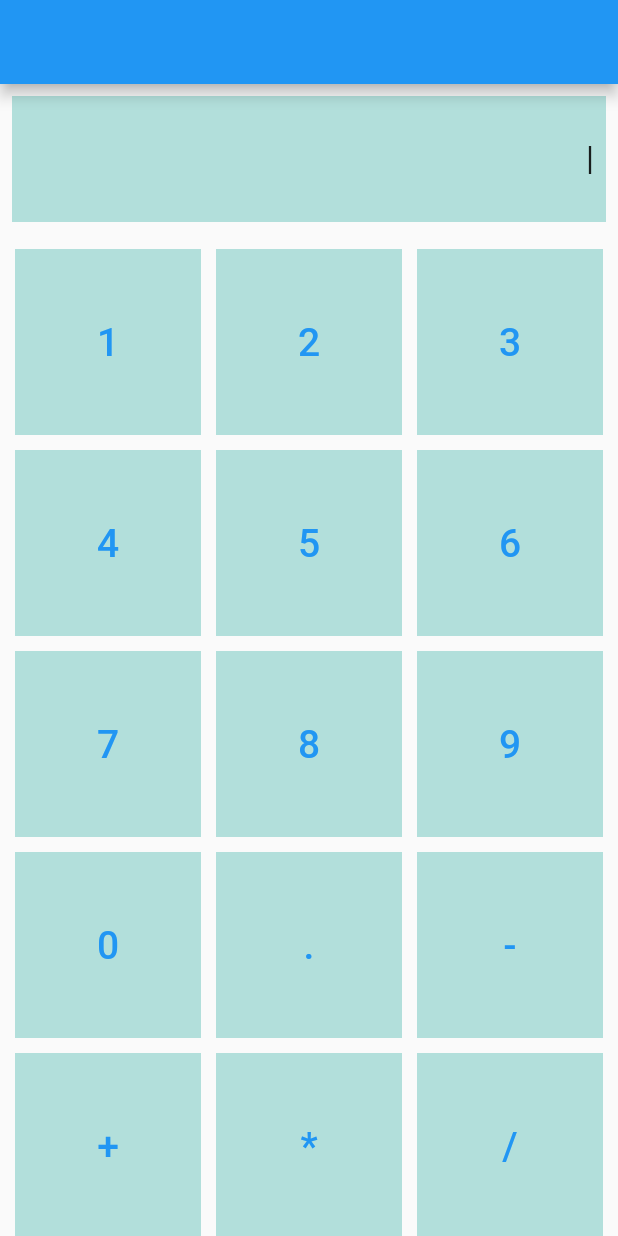
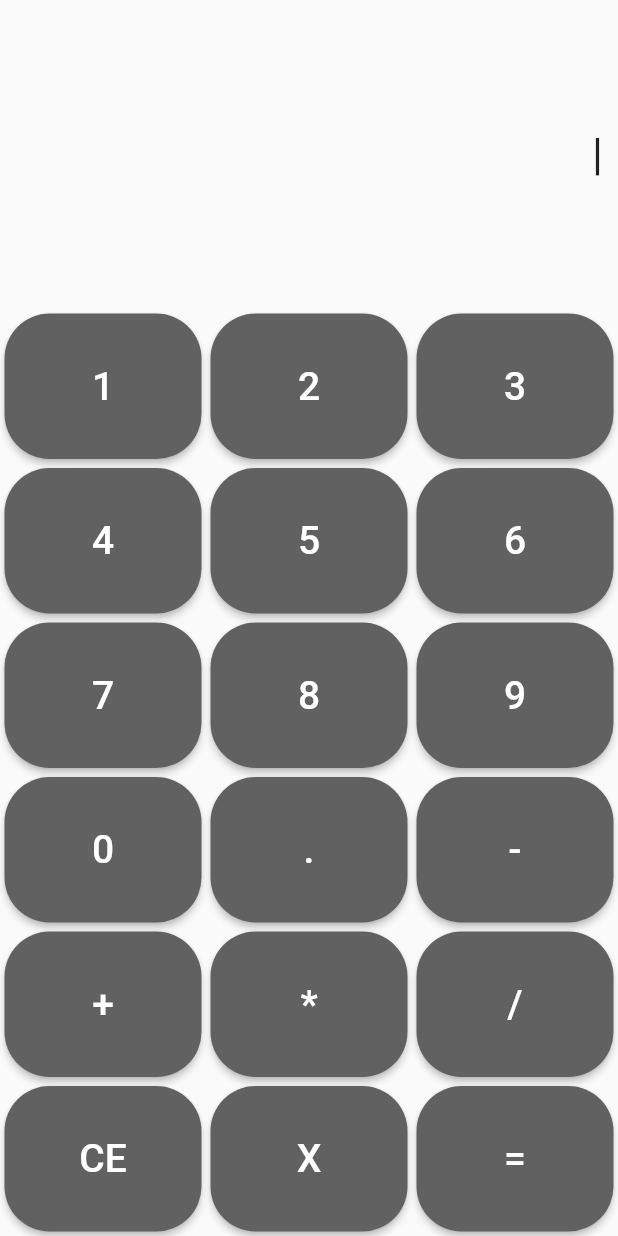
Before and after one commit to autour89/calc, a Flutter app: the screen it shows after launch, on a phone screen of 412 x 824 dp. Run offline on Flutter 3.47's test engine with Material 2 defaults, Android fonts, the phone set to English and light mode, and no system bars.

Commit message:
updated calc face

```diff
--- a/lib/screens/home_vscreen.dart
+++ b/lib/screens/home_vscreen.dart
@@ -1,6 +1,8 @@
 import 'package:flutter/material.dart';
 import 'package:provider/provider.dart';
+import 'package:quiver/iterables.dart';
 import '../blocs/home_bloc.dart';
+import '../screens/styles/extensions.dart';
 
 class HomePage extends StatefulWidget {
   HomePage({Key key}) : super(key: key);
@@ -14,44 +16,54 @@ class _HomePageState extends State<HomePage> {
   Widget build(BuildContext context) {
     var bloc = context.read<HomeBloc>();
     return Scaffold(
-        appBar: AppBar(),
+        backgroundColor: Colors.grey[310],
         body: SafeArea(
-            child: Column(
-                crossAxisAlignment: CrossAxisAlignment.start,
-                mainAxisSize: MainAxisSize.min,
-                children: [
-              SizedBox(
-                  width: double.infinity,
-                  height: 100,
+            child: Column(children: [
+          Expanded(
+              flex: 1,
               child: Container(
-                      margin: const EdgeInsets.all(8),
-                      padding: const EdgeInsets.all(8),
+                  padding: const EdgeInsets.all(10),
                   child: Align(
                       alignment: Alignment.centerRight,
+                      child: FittedBox(
                         child: Text(
                           context.watch<HomeBloc>().outputText,
-                            style: TextStyle(fontSize: 22),
+                          style: TextStyle(fontSize: 30),
+                        ),
                       )),
-                      color: Colors.teal[100])),
+                  color: Colors.transparent)),
           Expanded(
-                  child: GridView.count(
-                      crossAxisCount: 3,
-                      padding: EdgeInsets.all(10),
-                      primary: false,
-                      crossAxisSpacing: 10,
-                      mainAxisSpacing: 10,
+              flex: 3,
+              child: Column(
                 children: [
-                    ...bloc.models.map((m) => Container(
-                        padding: const EdgeInsets.all(8),
-                        child: TextButton(
+                  ...partition(bloc.models, 3).map((e) => Expanded(
+                        child: Row(
+                          children: [
+                            ...e.map(
+                              (e) => Expanded(
+                                  child: Container(
+                                margin: EdgeInsets.all(3),
+                                child: ElevatedButton(
+                                  style: ElevatedButton.styleFrom(
+                                      primary: Colors.grey[700],
+                                      shape: RoundedRectangleBorder(
+                                          borderRadius:
+                                              BorderRadius.circular(30))),
+                                  onPressed: () => bloc.calc(model: e),
+                                  child: Center(
                                     child: Text(
-                            m.value,
+                                      e.value,
                                       style: TextStyle(fontSize: 26),
                                     ),
-                          onPressed: () => bloc.calc(model: m),
                                   ),
-                        color: Colors.teal[100]))
-                  ]))
+                                ),
+                              )),
+                            )
+                          ],
+                        ),
+                      ))
+                ],
+              ))
         ])));
   }
 }
```
Lines whose indentation alone changed are shown as unchanged.
